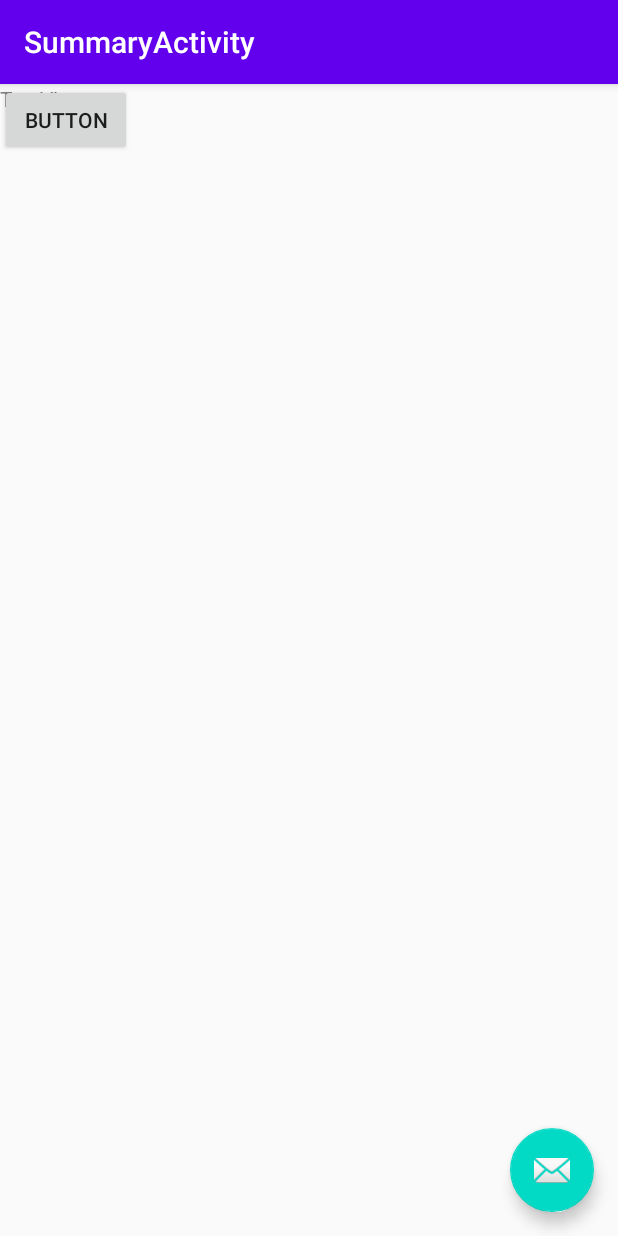
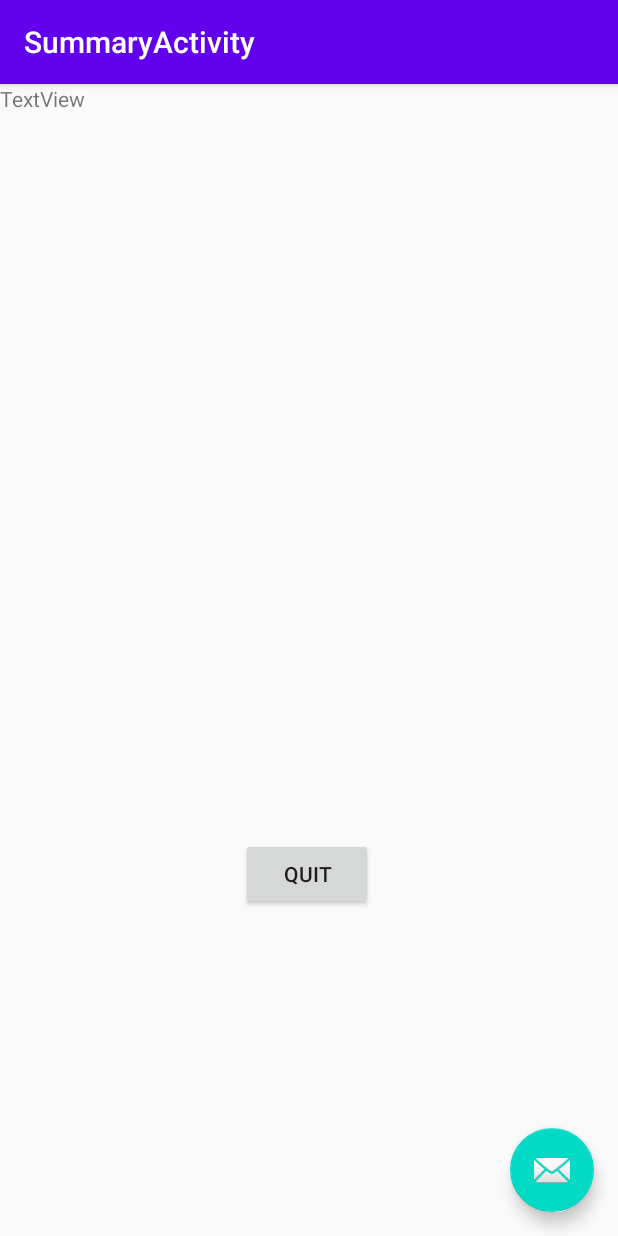
Before and after one commit to SebiA/QuizApp, an Android app: the SummaryActivity screen opened directly, with no data from a screen before it, on a phone screen of 412 x 824 dp. Run offline under Robolectric (Android 15) with nearby library versions, the phone set to English and light mode, and no system bars; 1 statement that could not run was skipped.

Commit message:
Initial commit

```diff
--- a/app/src/main/java/com/example/quizapp/MainActivity.java
+++ b/app/src/main/java/com/example/quizapp/MainActivity.java
@@ -120,15 +120,12 @@ public class MainActivity extends AppCompatActivity {
         summaryButton.setOnClickListener(new View.OnClickListener() {
             @Override
             public void onClick(View view) {
-                ShowSummaryActivity(view);
+                Intent intent_summary = new Intent(getApplicationContext(), SummaryActivity.class);
+                //intent_summary.putExtra("score", score.getScore());
+                startActivity(intent_summary);
             }
         });
 
     }
 
-    public void ShowSummaryActivity(View view) {
-        Intent intent = new Intent(MainActivty.this, ShowSummaryActivity.class);
-        Intent.putExtra("score", score.getScore());
-    }
-
 }
--- a/app/src/main/java/com/example/quizapp/SummaryActivity.java
+++ b/app/src/main/java/com/example/quizapp/SummaryActivity.java
@@ -9,8 +9,13 @@ import androidx.appcompat.app.AppCompatActivity;
 import androidx.appcompat.widget.Toolbar;
 
 import android.view.View;
+import android.widget.Button;
+import android.widget.TextView;
 
 public class SummaryActivity extends AppCompatActivity {
+
+    private TextView finalScore;
+    private Button quitButton;
 
     @Override
     protected void onCreate(Bundle savedInstanceState) {
@@ -32,5 +37,14 @@ public class SummaryActivity extends AppCompatActivity {
         finalScore = findViewById(R.id.scoreView);
         finalScore.setText(String.valueOf(score).toString());
 
+        quitButton = findViewById(R.id.quit_button);
+        quitButton.setOnClickListener(new View.OnClickListener() {
+            @Override
+            public void onClick(View view) {
+                //SummaryActivity.this.finish();
+                //System.exit(0);
+            }
+        });
+
     }
 }
--- a/app/src/main/res/layout/content_summary.xml
+++ b/app/src/main/res/layout/content_summary.xml
@@ -15,10 +15,16 @@
         tools:layout_editor_absoluteY="171dp" />
 
     <Button
-        android:id="@+id/button"
+        android:id="@+id/quit_button"
         android:layout_width="wrap_content"
         android:layout_height="wrap_content"
-        android:text="Button"
-        tools:layout_editor_absoluteX="160dp"
-        tools:layout_editor_absoluteY="569dp" />
+        android:layout_marginStart="160dp"
+        android:layout_marginTop="379dp"
+        android:layout_marginEnd="163dp"
+        android:layout_marginBottom="114dp"
+        android:text="Quit"
+        app:layout_constraintBottom_toBottomOf="parent"
+        app:layout_constraintEnd_toEndOf="parent"
+        app:layout_constraintStart_toStartOf="parent"
+        app:layout_constraintTop_toBottomOf="@+id/textView" />
 </androidx.constraintlayout.widget.ConstraintLayout>
```
